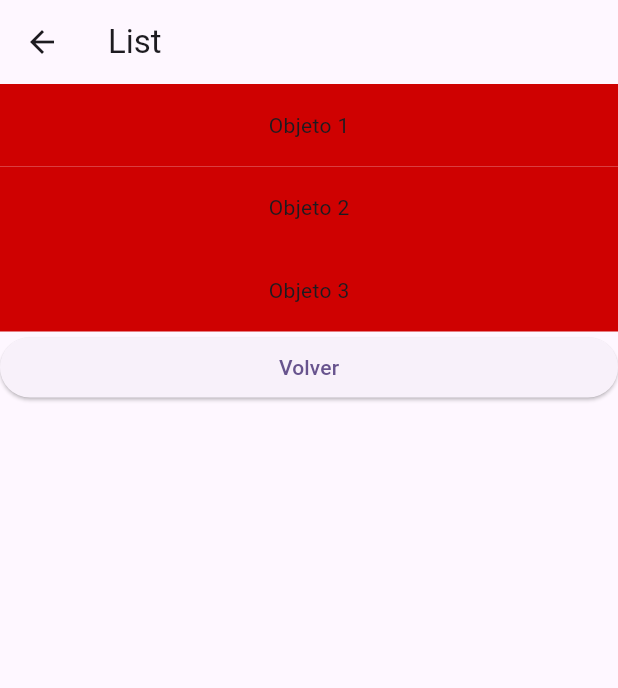
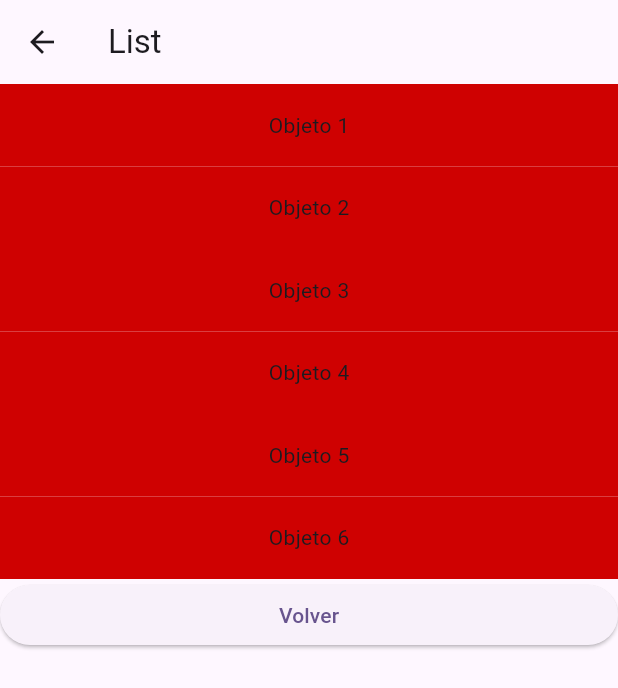
Before and after one commit to sonic7san3/Lab3DM, a Flutter app: the screen it shows after launch, after a tap on "Lista", on a phone screen of 412 x 824 dp. Shown: the top 688 px of the screen. Run offline on Flutter 3.47's test engine with Material 3 defaults, Android fonts, the phone set to English and light mode, and no system bars; our stand-ins replace flutter_svg; Roboto replaces fonts that are missing (SonicFont).

Commit message:
Interfaz lado

```diff
--- a/Lab 3/ejemplolab/lib/listDetail.dart
+++ b/Lab 3/ejemplolab/lib/listDetail.dart
@@ -34,6 +34,27 @@ class DetallesLista extends StatelessWidget {
                   child: Text("Objeto 3",  style: TextStyle(fontFamily: "SonicFont")),
                 )
                 ),
+                 Container(
+                height: 55,
+                color: Color.fromARGB(255, 207, 1, 1),
+                child: const Center(
+                  child: Text("Objeto 4",  style: TextStyle(fontFamily: "SonicFont")),
+                )
+                ),
+                Container(
+                height: 55,
+                color: Color.fromARGB(255, 207, 1, 1),
+                child: const Center(
+                  child: Text("Objeto 5",  style: TextStyle(fontFamily: "SonicFont")),
+                )
+                ),
+                Container(
+                height: 55,
+                color: Color.fromARGB(255, 207, 1, 1),
+                child: const Center(
+                  child: Text("Objeto 6",  style: TextStyle(fontFamily: "SonicFont")),
+                )
+                ),
                 ElevatedButton(onPressed: () {
               Navigator.pop(context); //regresar
               },
--- a/Lab 3/ejemplolab/lib/my_home_page.dart
+++ b/Lab 3/ejemplolab/lib/my_home_page.dart
@@ -4,6 +4,8 @@ import 'package:flutter_svg/flutter_svg.dart';
 
 import 'details.dart';
 import 'listDetail.dart';
+import 'gestos.dart';
+import 'sensores.dart';
 
 class MyHomePage extends StatefulWidget {
   const MyHomePage({super.key, required this.title});
@@ -118,6 +120,61 @@ class _MyHomePageState extends State<MyHomePage> {
 
         title: Text(widget.title),
       ),
+      drawer: Drawer(
+        child: ListView(
+          padding: EdgeInsets.zero,
+          children: <Widget>[
+            const DrawerHeader(
+              decoration: BoxDecoration(
+                color: Color.fromARGB(255, 2, 36, 174),
+              ),
+              child: Text('Menu'),
+            ),
+            ListTile(
+              title: const Text('Inicio'),
+              onTap: () {
+                Navigator.pop(context);
+              },
+            ),
+            ListTile(
+              title: const Text('Detalles'),
+              onTap: () {
+                Navigator.push(
+                  context,
+                  MaterialPageRoute(builder: (context) => const Details()),
+                );
+              },
+            ),
+            ListTile(
+              title: const Text('Lista'),
+              onTap: () {
+                Navigator.push(
+                  context,
+                  MaterialPageRoute(builder: (context) => const DetallesLista()),
+                );
+              },
+            ),
+            ListTile(
+              title: const Text('Sensores'),
+              onTap: () {
+                Navigator.push(
+                  context,
+                  MaterialPageRoute(builder: (context) => const Sensores()),
+                );
+              },
+            ),
+            ListTile(
+              title: const Text('Gestos'),
+              onTap: () {
+                Navigator.push(
+                  context,
+                  MaterialPageRoute(builder: (context) => const Gestos()),
+                );
+              },
+            ),
+          ],
+        ),
+      ),
       body: Center(
        child: Card(
       ///  color: Colors.blue,
```
Also changed, not shown: Lab 3/ejemplolab/lib/gestos.dart (added, +21 -0 lines), Lab 3/ejemplolab/lib/sensores.dart (added, +21 -0 lines).
